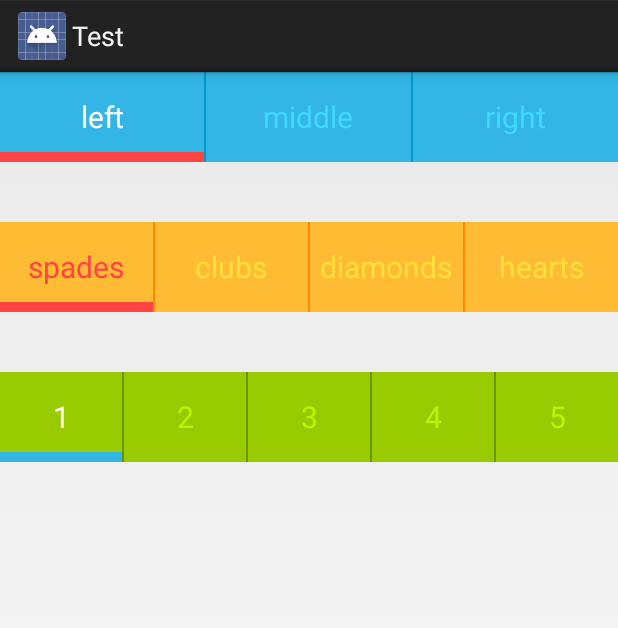
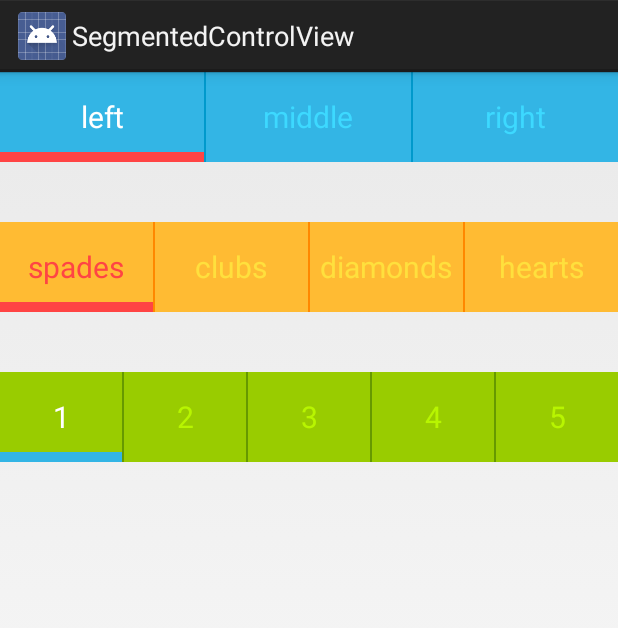
Before and after one commit to lxw03/SegmentedControlView, an Android app: the screen it shows after launch (MyActivity), on a phone screen of 412 x 824 dp. Shown: the top 628 px of the screen. Run offline under Robolectric (Android 15) with nearby library versions, the phone set to English and light mode, and no system bars.

Commit message:
Add screenshot and fix theme

```diff
--- a/app/build.gradle
+++ b/app/build.gradle
@@ -6,7 +6,7 @@ android {
 
     defaultConfig {
         applicationId "com.emmasuzuki.segmentedcontrolview"
-        minSdkVersion 16
+        minSdkVersion 7
         targetSdkVersion 20
         versionCode 1
         versionName "1.0"
@@ -18,7 +18,3 @@ android {
         }
     }
 }
-
-dependencies {
-    compile fileTree(dir: 'libs', include: ['*.jar'])
-}
--- /dev/null
+++ b/app/src/main/res/values-v14/styles.xml
@@ -0,0 +1,5 @@
+<?xml version="1.0" encoding="utf-8"?>
+<resources>
+
+    <style name="AppTheme" parent="android:Theme.Holo.Light.DarkActionBar"></style>
+</resources>
--- a/app/src/main/res/values-w820dp/dimens.xml
+++ /dev/null
@@ -1,6 +0,0 @@
-<resources>
-    <!-- Example customization of dimensions originally defined in res/values/dimens.xml
-         (such as screen margins) for screens with more than 820dp of available width. This
-         would include 7" and 10" devices in landscape (~960dp and ~1280dp respectively). -->
-    <dimen name="activity_horizontal_margin">64dp</dimen>
-</resources>
--- a/app/src/main/res/values/dimens.xml
+++ /dev/null
@@ -1,5 +0,0 @@
-<resources>
-    <!-- Default screen margins, per the Android Design guidelines. -->
-    <dimen name="activity_horizontal_margin">16dp</dimen>
-    <dimen name="activity_vertical_margin">16dp</dimen>
-</resources>
--- a/app/src/main/res/values/strings.xml
+++ b/app/src/main/res/values/strings.xml
@@ -1,8 +1,6 @@
 <?xml version="1.0" encoding="utf-8"?>
 <resources>
 
-    <string name="app_name">Test</string>
-    <string name="hello_world">Hello world!</string>
-    <string name="action_settings">Settings</string>
+    <string name="app_name">SegmentedControlView</string>
 
 </resources>
--- a/app/src/main/res/values/styles.xml
+++ b/app/src/main/res/values/styles.xml
@@ -1,8 +1,5 @@
 <resources>
 
-    <!-- Base application theme. -->
-    <style name="AppTheme" parent="android:Theme.Holo.Light.DarkActionBar">
-        <!-- Customize your theme here. -->
-    </style>
+    <style name="AppTheme" parent="android:Theme"></style>
 
 </resources>
```
Also changed, not shown: app/src/main/res/menu/my.xml (deleted, +0 -8 lines), 3 other files.
